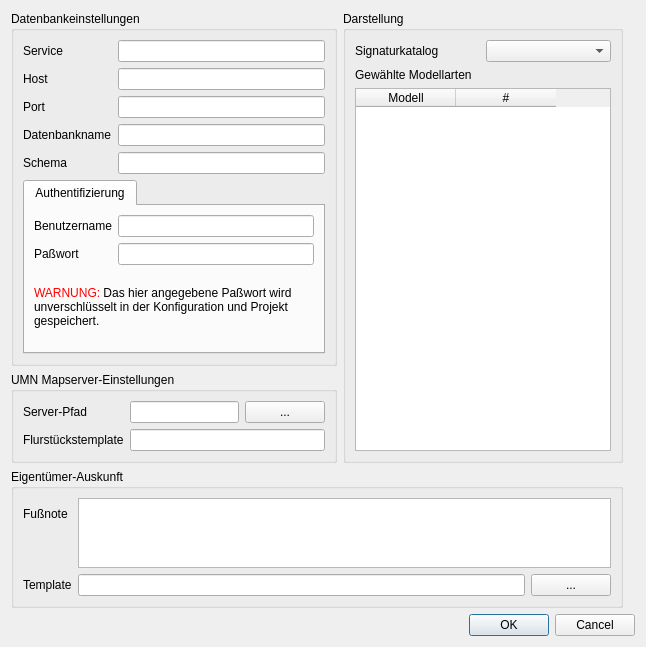
The window that conf.ui (norBIT/alkisplugin) describes before a commit, drawn with Qt 5.
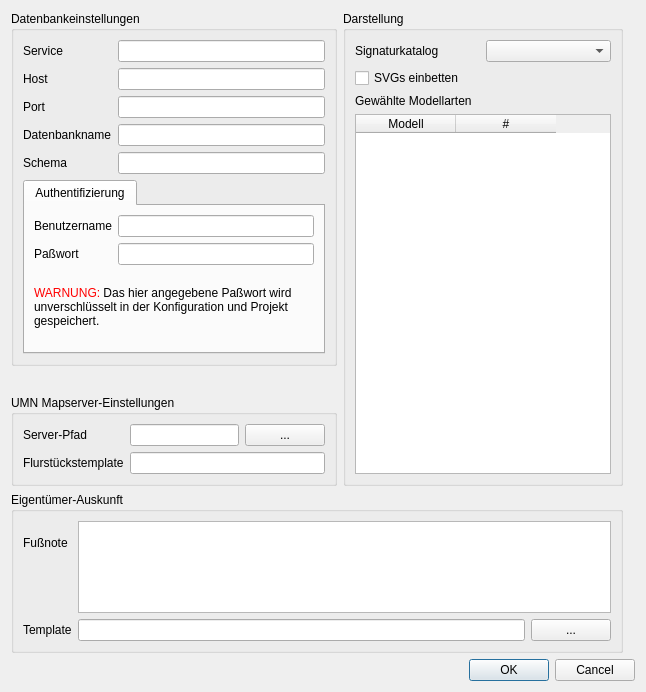
The same window after the commit.

Commit message: SVGs optional in Projekt einbetten

```diff
--- a/conf.ui
+++ b/conf.ui
@@ -7,20 +7,112 @@
     <x>0</x>
     <y>0</y>
     <width>646</width>
-    <height>499</height>
+    <height>692</height>
    </rect>
   </property>
   <property name="windowTitle">
    <string>ALKIS-Import</string>
   </property>
   <layout class="QGridLayout" name="gridLayout">
-   <item row="6" column="0" colspan="4">
+   <item row="7" column="0" colspan="4">
     <widget class="QDialogButtonBox" name="bb">
      <property name="standardButtons">
       <set>QDialogButtonBox::Cancel|QDialogButtonBox::Ok</set>
      </property>
     </widget>
    </item>
+   <item row="1" column="1" rowspan="5">
+    <widget class="QGroupBox" name="groupBox_2">
+     <property name="title">
+      <string>Darstellung</string>
+     </property>
+     <layout class="QGridLayout" name="gridLayout_3">
+      <item row="2" column="0" colspan="2">
+       <widget class="QLabel" name="label_9">
+        <property name="text">
+         <string>Gewählte Modellarten</string>
+        </property>
+        <property name="buddy">
+         <cstring>twModellarten</cstring>
+        </property>
+       </widget>
+      </item>
+      <item row="0" column="0">
+       <widget class="QLabel" name="label_4">
+        <property name="text">
+         <string>Signaturkatalog</string>
+        </property>
+        <property name="buddy">
+         <cstring>lePWD</cstring>
+        </property>
+       </widget>
+      </item>
+      <item row="3" column="0" colspan="2">
+       <widget class="QTableWidget" name="twModellarten">
+        <property name="enabled">
+         <bool>true</bool>
+        </property>
+        <column>
+         <property name="text">
+          <string>Modell</string>
+         </property>
+        </column>
+        <column>
+         <property name="text">
+          <string>#</string>
+         </property>
+        </column>
+       </widget>
+      </item>
+      <item row="0" column="1">
+       <widget class="QComboBox" name="cbxSignaturkatalog"/>
+      </item>
+      <item row="1" column="0" colspan="2">
+       <widget class="QCheckBox" name="cbEmbedSVGs">
+        <property name="text">
+         <string>SVGs einbetten</string>
+        </property>
+       </widget>
+      </item>
+     </layout>
+    </widget>
+   </item>
+   <item row="6" column="0" colspan="2">
+    <widget class="QGroupBox" name="groupBox_4">
+     <property name="title">
+      <string>Eigentümer-Auskunft</string>
+     </property>
+     <layout class="QGridLayout" name="gridLayout_6">
+      <item row="2" column="2">
+       <widget class="QLineEdit" name="leTemplate"/>
+      </item>
+      <item row="0" column="0">
+       <widget class="QLabel" name="label_12">
+        <property name="text">
+         <string>Fußnote</string>
+        </property>
+       </widget>
+      </item>
+      <item row="2" column="3">
+       <widget class="QPushButton" name="pbTemplateBrowse">
+        <property name="text">
+         <string>...</string>
+        </property>
+       </widget>
+      </item>
+      <item row="0" column="2" rowspan="2" colspan="2">
+       <widget class="QTextEdit" name="leFussnote"/>
+      </item>
+      <item row="2" column="0">
+       <widget class="QLabel" name="label_13">
+        <property name="text">
+         <string>Template</string>
+        </property>
+       </widget>
+      </item>
+     </layout>
+    </widget>
+   </item>
    <item row="1" column="0" rowspan="3">
     <widget class="QGroupBox" name="groupBox">
      <property name="title">
@@ -173,7 +265,7 @@
      </layout>
     </widget>
    </item>
-   <item row="4" column="0">
+   <item row="5" column="0">
     <widget class="QGroupBox" name="groupBox_3">
      <property name="title">
       <string>UMN Mapserver-Einstellungen</string>
@@ -220,91 +312,6 @@
      <zorder>leUMNTemplate</zorder>
     </widget>
    </item>
-   <item row="1" column="1" rowspan="4">
-    <widget class="QGroupBox" name="groupBox_2">
-     <property name="title">
-      <string>Darstellung</string>
-     </property>
-     <layout class="QGridLayout" name="gridLayout_3">
-      <item row="0" column="1">
-       <widget class="QComboBox" name="cbxSignaturkatalog"/>
-      </item>
-      <item row="0" column="0">
-       <widget class="QLabel" name="label_4">
-        <property name="text">
-         <string>Signaturkatalog</string>
-        </property>
-        <property name="buddy">
-         <cstring>lePWD</cstring>
-        </property>
-       </widget>
-      </item>
-      <item row="1" column="0" colspan="2">
-       <widget class="QLabel" name="label_9">
-        <property name="text">
-         <string>Gewählte Modellarten</string>
-        </property>
-        <property name="buddy">
-         <cstring>twModellarten</cstring>
-        </property>
-       </widget>
-      </item>
-      <item row="2" column="0" colspan="2">
-       <widget class="QTableWidget" name="twModellarten">
-        <property name="enabled">
-         <bool>true</bool>
-        </property>
-        <column>
-         <property name="text">
-          <string>Modell</string>
-         </property>
-        </column>
-        <column>
-         <property name="text">
-          <string>#</string>
-         </property>
-        </column>
-       </widget>
-      </item>
-     </layout>
-    </widget>
-   </item>
-   <item row="5" column="0" colspan="2">
-    <widget class="QGroupBox" name="groupBox_4">
-     <property name="title">
-      <string>Eigentümer-Auskunft</string>
-     </property>
-     <layout class="QGridLayout" name="gridLayout_6">
-      <item row="2" column="2">
-       <widget class="QLineEdit" name="leTemplate"/>
-      </item>
-      <item row="0" column="0">
-       <widget class="QLabel" name="label_12">
-        <property name="text">
-         <string>Fußnote</string>
-        </property>
-       </widget>
-      </item>
-      <item row="2" column="3">
-       <widget class="QPushButton" name="pbTemplateBrowse">
-        <property name="text">
-         <string>...</string>
-        </property>
-       </widget>
-      </item>
-      <item row="0" column="2" rowspan="2" colspan="2">
-       <widget class="QTextEdit" name="leFussnote"/>
-      </item>
-      <item row="2" column="0">
-       <widget class="QLabel" name="label_13">
-        <property name="text">
-         <string>Template</string>
-        </property>
-       </widget>
-      </item>
-     </layout>
-    </widget>
-   </item>
   </layout>
  </widget>
  <tabstops>
```
Left out of the diff: 4 changed lines with no effect on the pictures. The commit also changes 4 other files.
